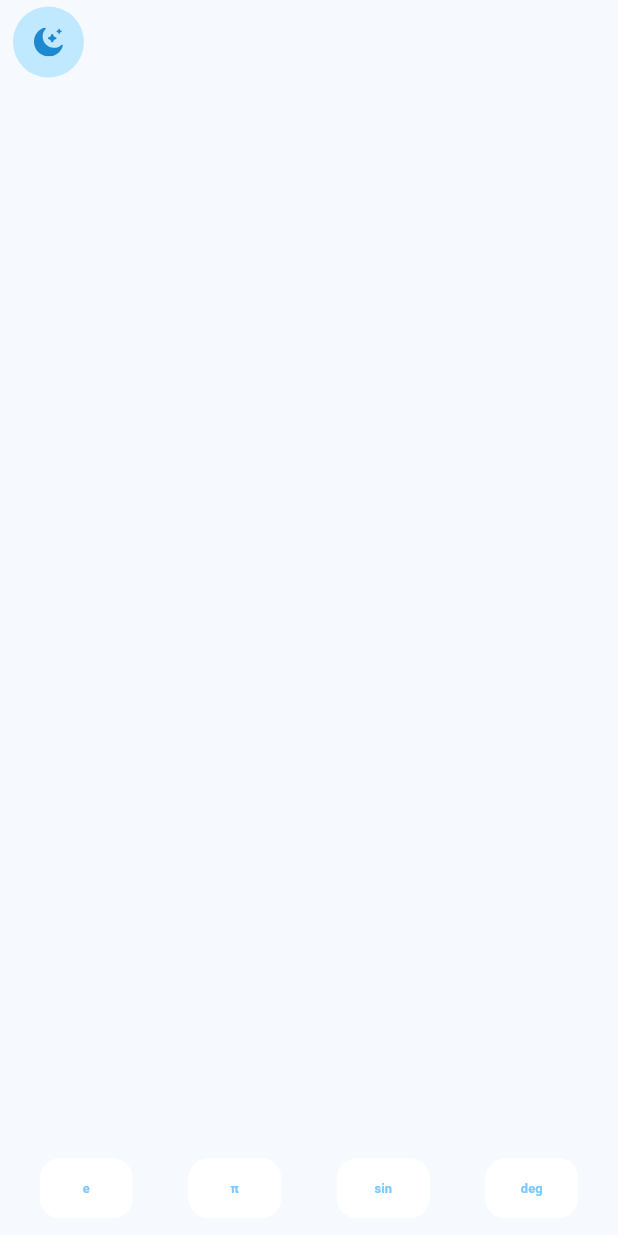
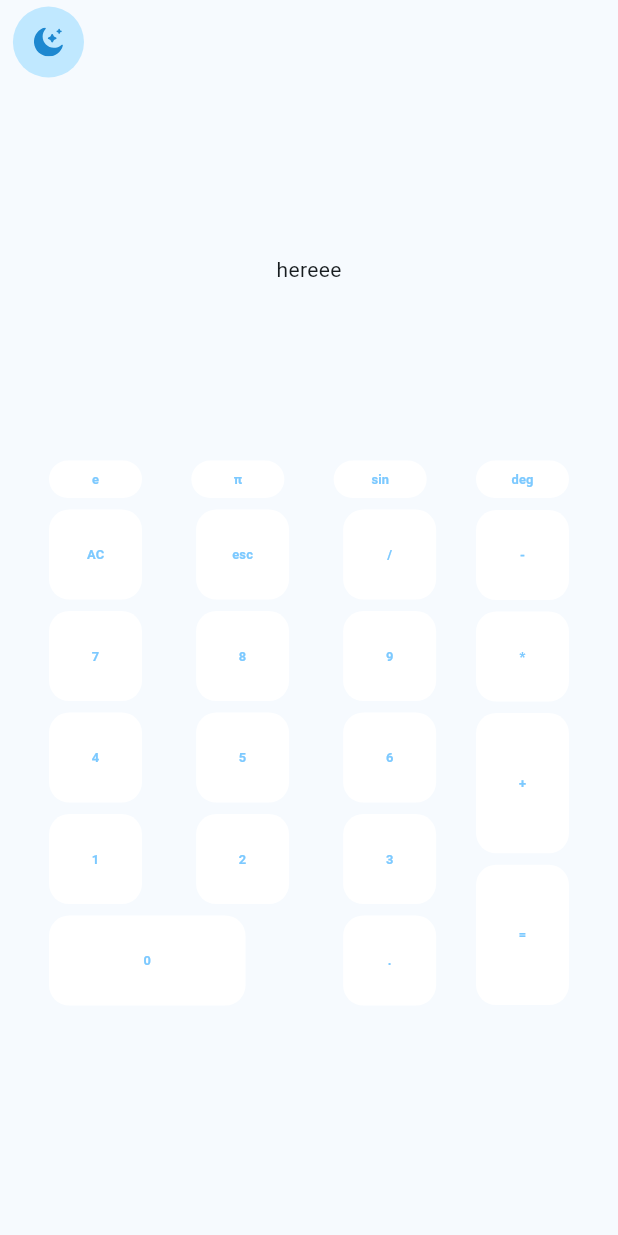
Before and after one commit to Bug-Busters-5/Calculaura, a Flutter app: the screen it shows after launch, on a phone screen of 412 x 824 dp. Run offline on Flutter 3.47's test engine with Material 3 defaults, Android fonts, the phone set to English and light mode, and no system bars; our stand-ins replace flutter_svg, hooks_riverpod, responsive_sizer.

Commit message:
progress on creating the layout
Co-authored-by: mennaawalid <mennaawalid@users.noreply.github.com>

```diff
--- a/lib/calculator/presentation/screens/home_calculator_page.dart
+++ b/lib/calculator/presentation/screens/home_calculator_page.dart
@@ -18,6 +18,21 @@ class _HomeCalculatorPageState extends ConsumerState<HomeCalculatorPage> {
   Widget build(BuildContext context) {
     final themeMode = ref.watch(themeProvider);
     final theme = Theme.of(context);
+    Widget createButton(
+      String text, {
+      int flex = 1,
+      double? height,
+      double? width,
+    }) {
+      return CalculatorButton(
+        text: text,
+        onPressed: () {},
+        height: height ?? 60.px,
+        width: width ?? 62.px,
+        style: theme.textTheme.titleSmall,
+      );
+    }
+
     return Scaffold(
       appBar: AppBar(
         backgroundColor: Colors.transparent,
@@ -45,45 +60,97 @@ class _HomeCalculatorPageState extends ConsumerState<HomeCalculatorPage> {
       ),
       body: SafeArea(
         child: Padding(
-          padding: const EdgeInsets.all(8.0),
+          padding: EdgeInsets.symmetric(horizontal: 7.w),
           child: Column(
-            mainAxisAlignment: MainAxisAlignment.end,
             children: [
-              Row(
-                mainAxisAlignment: MainAxisAlignment.spaceAround,
+              SizedBox(
+                height: 30.h,
+                child: const Center(
+                  child: Text("hereee"),
+                ),
+              ),
+              Column(
                 children: [
-                  CalculatorButton(
-                    text: "e",
-                    onPressed: () {},
-                    height: 40.px,
-                    style: theme.textTheme.titleSmall,
+                  Row(
+                    mainAxisAlignment: MainAxisAlignment.spaceBetween,
+                    crossAxisAlignment: CrossAxisAlignment.start,
+                    children: [
+                      createButton("e", height: 25.px),
+                      createButton("π", height: 25.px),
+                      createButton("sin", height: 25.px),
+                      createButton("deg", height: 25.px),
+                    ],
                   ),
-                  CalculatorButton(
-                    text: "π",
-                    onPressed: () {},
-                    height: 40.px,
-                    style: theme.textTheme.titleSmall,
-                  ),
-                  CalculatorButton(
-                    text: "sin",
-                    onPressed: () {},
-                    height: 40.px,
-                    style: theme.textTheme.titleSmall,
-                  ),
-                  CalculatorButton(
-                    text: "deg",
-                    onPressed: () {},
-                    height: 40.px,
-                    style: theme.textTheme.titleSmall,
+                  Row(
+                    mainAxisAlignment: MainAxisAlignment.spaceBetween,
+                    children: [
+                      Flexible(
+                        flex: 3,
+                        child: Column(
+                          children: [
+                            Row(
+                              mainAxisAlignment: MainAxisAlignment.spaceBetween,
+                              children: [
+                                createButton("AC"),
+                                createButton("esc"),
+                                createButton("/"),
+                              ],
+                            ),
+                            Row(
+                              mainAxisAlignment: MainAxisAlignment.spaceBetween,
+                              children: [
+                                createButton("7"),
+                                createButton("8"),
+                                createButton("9"),
+                              ],
+                            ),
+                            Row(
+                              mainAxisAlignment: MainAxisAlignment.spaceBetween,
+                              children: [
+                                createButton("4"),
+                                createButton("5"),
+                                createButton("6"),
+                              ],
+                            ),
+                            Row(
+                              mainAxisAlignment: MainAxisAlignment.spaceBetween,
+                              children: [
+                                createButton("1"),
+                                createButton("2"),
+                                createButton("3"),
+                              ],
+                            ),
+                            Row(
+                              mainAxisAlignment: MainAxisAlignment.spaceBetween,
+                              children: [
+                                createButton("0", width: 131.px),
+                                createButton("."),
+                              ],
+                            ),
+                          ],
+                        ),
+                      ),
+                      Flexible(
+                        flex: 1,
+                        child: Column(
+                          mainAxisAlignment: MainAxisAlignment.end,
+                          crossAxisAlignment: CrossAxisAlignment.start,
+                          children: [
+                            createButton("-"),
+                            createButton("*"),
+                            createButton("+", height: 93.5.px),
+                            createButton("=", height: 93.5.px),
+                          ],
+                        ),
+                      ),
+                    ],
                   ),
                 ],
               ),
             ],
           ),
         ),
-      )
-
-          ,
+      ),
     );
   }
 }
```
